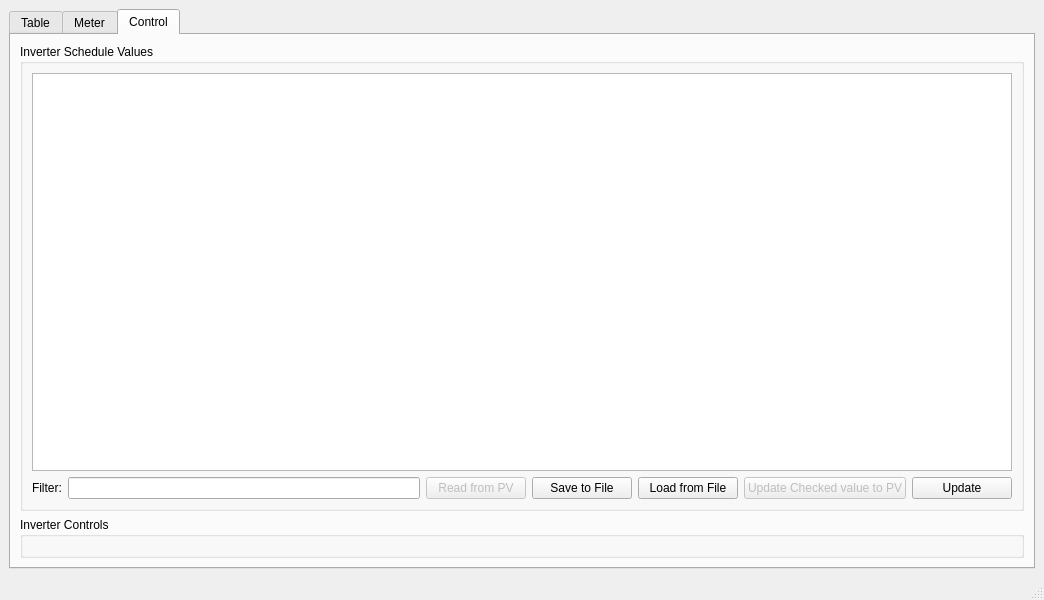
Above: Qt/PV_View/mainwindow.ui from Rolloke/GUI-Apps before the change. Below: the same form after it.
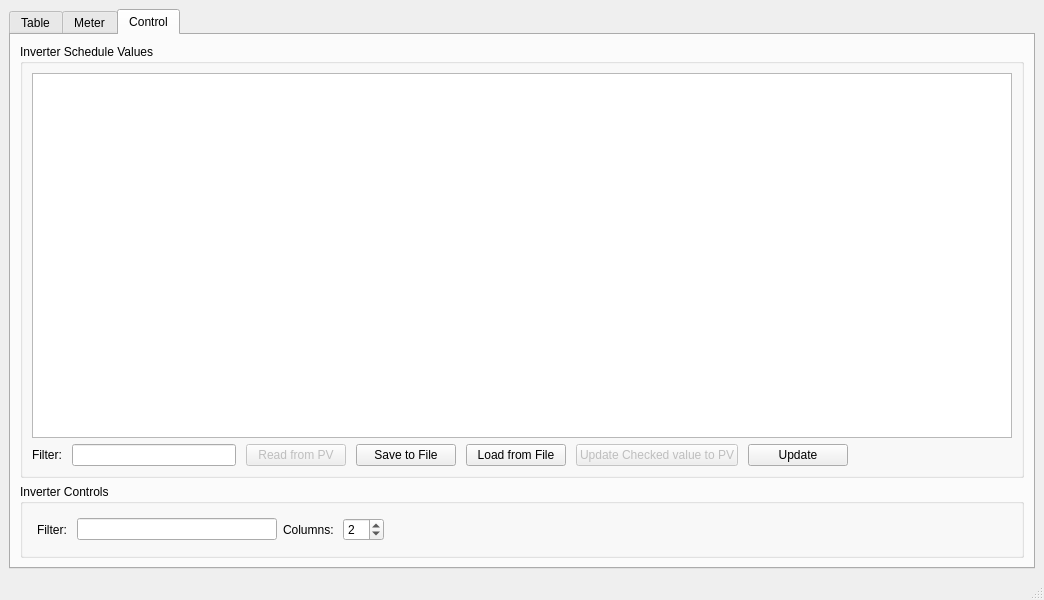
That is the form after the change. The open tabs and pages were chosen to show the change. Icons and pictures are not drawn.

Commit message: implemented button controls

```diff
--- a/Qt/PV_View/mainwindow.ui
+++ b/Qt/PV_View/mainwindow.ui
@@ -641,6 +641,9 @@
            </item>
            <item>
             <layout class="QHBoxLayout" name="horizontalLayout_3">
+             <property name="spacing">
+              <number>10</number>
+             </property>
              <property name="leftMargin">
               <number>0</number>
              </property>
@@ -661,7 +664,14 @@
               </widget>
              </item>
              <item>
-              <widget class="QLineEdit" name="edtFilterForSchedule"/>
+              <widget class="QLineEdit" name="edtFilterForSchedule">
+               <property name="maximumSize">
+                <size>
+                 <width>200</width>
+                 <height>16777215</height>
+                </size>
+               </property>
+              </widget>
              </item>
              <item>
               <widget class="QPushButton" name="btnReadConfig">
@@ -728,6 +738,19 @@
                </property>
               </widget>
              </item>
+             <item>
+              <spacer name="horizontalSpacer_2">
+               <property name="orientation">
+                <enum>Qt::Horizontal</enum>
+               </property>
+               <property name="sizeHint" stdset="0">
+                <size>
+                 <width>40</width>
+                 <height>20</height>
+                </size>
+               </property>
+              </spacer>
+             </item>
             </layout>
            </item>
           </layout>
@@ -746,7 +769,74 @@
           </property>
           <layout class="QVBoxLayout" name="verticalLayout_3">
            <item>
-            <layout class="QGridLayout" name="gridLayoutControls"/>
+            <layout class="QGridLayout" name="gridLayoutControls">
+             <property name="horizontalSpacing">
+              <number>10</number>
+             </property>
+            </layout>
+           </item>
+           <item>
+            <layout class="QHBoxLayout" name="horizontalLayout_4">
+             <property name="leftMargin">
+              <number>5</number>
+             </property>
+             <property name="topMargin">
+              <number>5</number>
+             </property>
+             <property name="rightMargin">
+              <number>5</number>
+             </property>
+             <property name="bottomMargin">
+              <number>5</number>
+             </property>
+             <item>
+              <widget class="QLabel" name="labelFilterForControlls">
+               <property name="text">
+                <string>Filter: </string>
+               </property>
+              </widget>
+             </item>
+             <item>
+              <widget class="QLineEdit" name="edtFilterForControls">
+               <property name="maximumSize">
+                <size>
+                 <width>200</width>
+                 <height>16777215</height>
+                </size>
+               </property>
+              </widget>
+             </item>
+             <item>
+              <widget class="QLabel" name="labelControlColumns">
+               <property name="text">
+                <string>Columns: </string>
+               </property>
+              </widget>
+             </item>
+             <item>
+              <widget class="QSpinBox" name="spinControlColumns">
+               <property name="minimum">
+                <number>1</number>
+               </property>
+               <property name="value">
+                <number>2</number>
+               </property>
+              </widget>
+             </item>
+             <item>
+              <spacer name="horizontalSpacer">
+               <property name="orientation">
+                <enum>Qt::Horizontal</enum>
+               </property>
+               <property name="sizeHint" stdset="0">
+                <size>
+                 <width>40</width>
+                 <height>20</height>
+                </size>
+               </property>
+              </spacer>
+             </item>
+            </layout>
            </item>
           </layout>
          </widget>
```
The commit also changes 4 other files.
